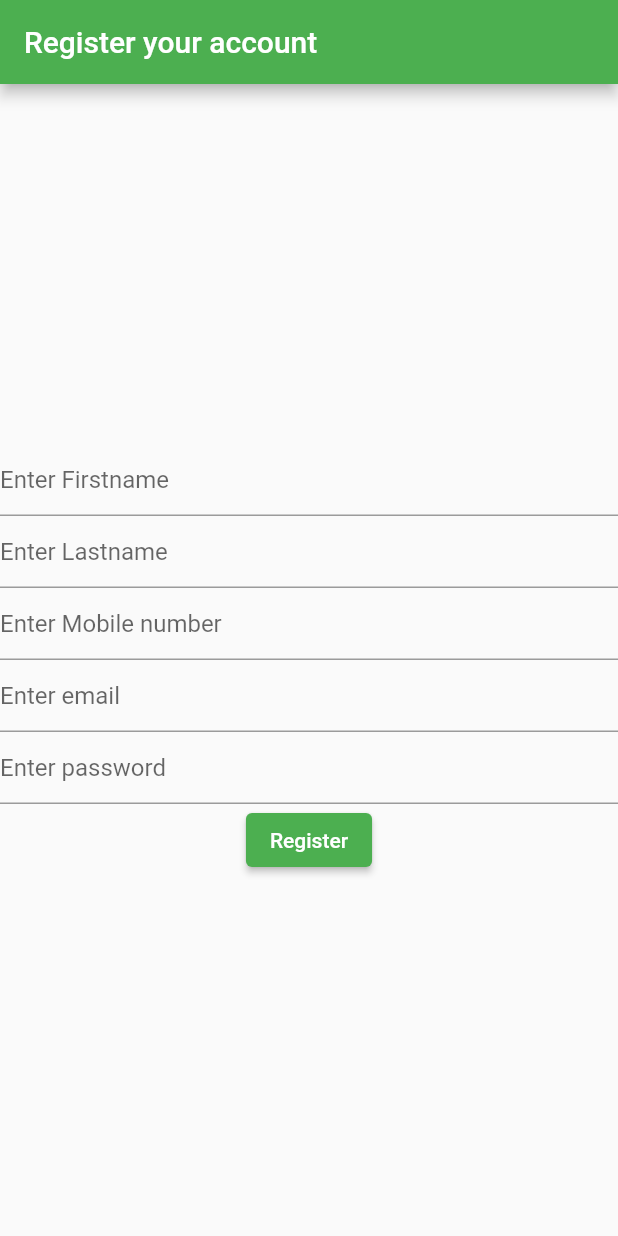
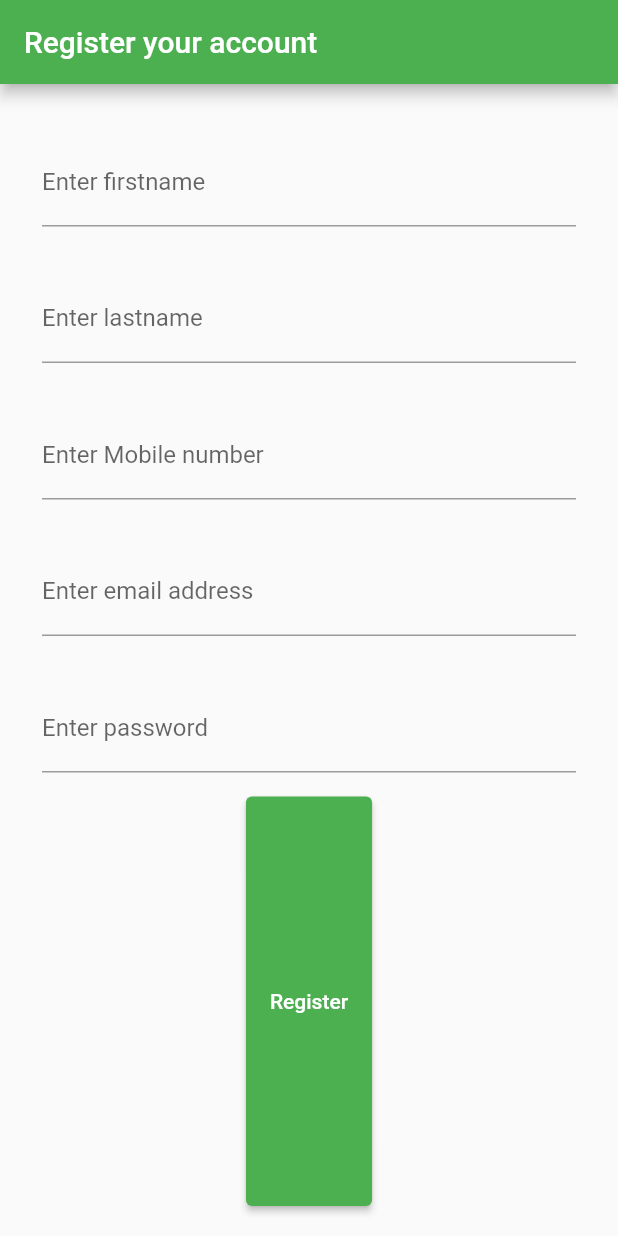
Before and after one commit to AwolNangoku/silver-computing-machine, a Flutter app: the screen it shows after launch, on a phone screen of 412 x 824 dp. Run offline on Flutter 3.47's test engine with Material 2 defaults, Android fonts, the phone set to English and light mode, and no system bars.

Commit message:
adds more changes for the customer registration screen

```diff
--- a/lib/main.dart
+++ b/lib/main.dart
@@ -13,9 +13,10 @@ class MyApp extends StatelessWidget {
   @override
   Widget build(BuildContext context) {
     return MaterialApp(
-      title: 'Flutter Demo',
-      theme: ThemeData(primarySwatch: Colors.green),
-      home: const Register(title: 'Register your account'),
-    );
+        title: 'Flutter Demo',
+        theme: ThemeData(primarySwatch: Colors.green),
+        home: const Scaffold(
+          body: Center(child: Register(title: 'Register your account')),
+        ));
   }
 }
--- a/lib/screens/register.dart
+++ b/lib/screens/register.dart
@@ -1,6 +1,5 @@
 import 'package:flutter/material.dart';
 import 'package:grandeur_app/models/user.dart';
-import 'package:grandeur_app/utils/server_post.dart';
 
 class Register extends StatefulWidget {
   const Register({Key? key, required this.title}) : super(key: key);
@@ -30,34 +29,70 @@ class _RegisterSate extends State<Register> {
         // the App.build method, and use it to set our appbar title.
         title: Text(widget.title),
       ),
-      body: Center(
-        // Center is a layout widget. It takes a single child and positions it
-        // in the middle of the parent.
-        child: Column(
+      body: Container(
+          alignment: Alignment.center,
+          padding: const EdgeInsets.all(20.0),
+          child: buildColumn()),
+    );
+  }
+
+  Column buildColumn() {
+    return Column(
       mainAxisAlignment: MainAxisAlignment.center,
       children: <Widget>[
-            TextField(
+        Padding(
+            padding: const EdgeInsets.symmetric(horizontal: 8, vertical: 16),
+            child: Expanded(
+                child: TextField(
               controller: _firstname,
-              decoration: const InputDecoration(hintText: 'Enter Firstname'),
+              decoration: const InputDecoration(
+                border: UnderlineInputBorder(),
+                labelText: 'Enter firstname',
               ),
-            TextField(
+            ))),
+        Padding(
+            padding: const EdgeInsets.symmetric(horizontal: 8, vertical: 16),
+            child: Expanded(
+                child: TextField(
               controller: _lastname,
-              decoration: const InputDecoration(hintText: 'Enter Lastname'),
+              decoration: const InputDecoration(
+                border: UnderlineInputBorder(),
+                labelText: 'Enter lastname',
               ),
-            TextField(
+            ))),
+        Padding(
+            padding: const EdgeInsets.symmetric(horizontal: 8, vertical: 16),
+            child: Expanded(
+                child: TextField(
               controller: _phoneNumber,
-              decoration:
-                  const InputDecoration(hintText: 'Enter Mobile number'),
+              decoration: const InputDecoration(
+                border: UnderlineInputBorder(),
+                labelText: 'Enter Mobile number',
               ),
-            TextField(
+            ))),
+        Padding(
+          padding: const EdgeInsets.symmetric(horizontal: 8, vertical: 16),
+          child: Expanded(
+              child: TextField(
             controller: _email,
-              decoration: const InputDecoration(hintText: 'Enter email'),
+            decoration: const InputDecoration(
+              border: UnderlineInputBorder(),
+              labelText: 'Enter email address',
             ),
-            TextField(
+          )),
+        ),
+        Padding(
+            padding: const EdgeInsets.symmetric(horizontal: 8, vertical: 16),
+            child: Expanded(
+                child: TextField(
               controller: _password,
-              decoration: const InputDecoration(hintText: 'Enter password'),
+              decoration: const InputDecoration(
+                border: UnderlineInputBorder(),
+                labelText: 'Enter password',
               ),
-            ElevatedButton(
+            ))),
+        Expanded(
+            child: ElevatedButton(
           onPressed: () {
             print(User(
                 name: _firstname.text,
@@ -75,10 +110,8 @@ class _RegisterSate extends State<Register> {
             //         bio: _bio.text));
           },
           child: const Text('Register'),
-            )
+        ))
       ],
-        ),
-      ),
     );
   }
 }
--- a/lib/utils/server_post.dart
+++ b/lib/utils/server_post.dart
@@ -1,7 +1,7 @@
 import 'dart:convert';
 import 'package:http/http.dart' as http;
 
-Future serverPost(String url, Object data) async {
+Future<http.Response> serverPost(String url, Object data) async {
   final response = await http.post(
     Uri.parse(url),
     headers: <String, String>{
```
Lines whose indentation alone changed are shown as unchanged.
